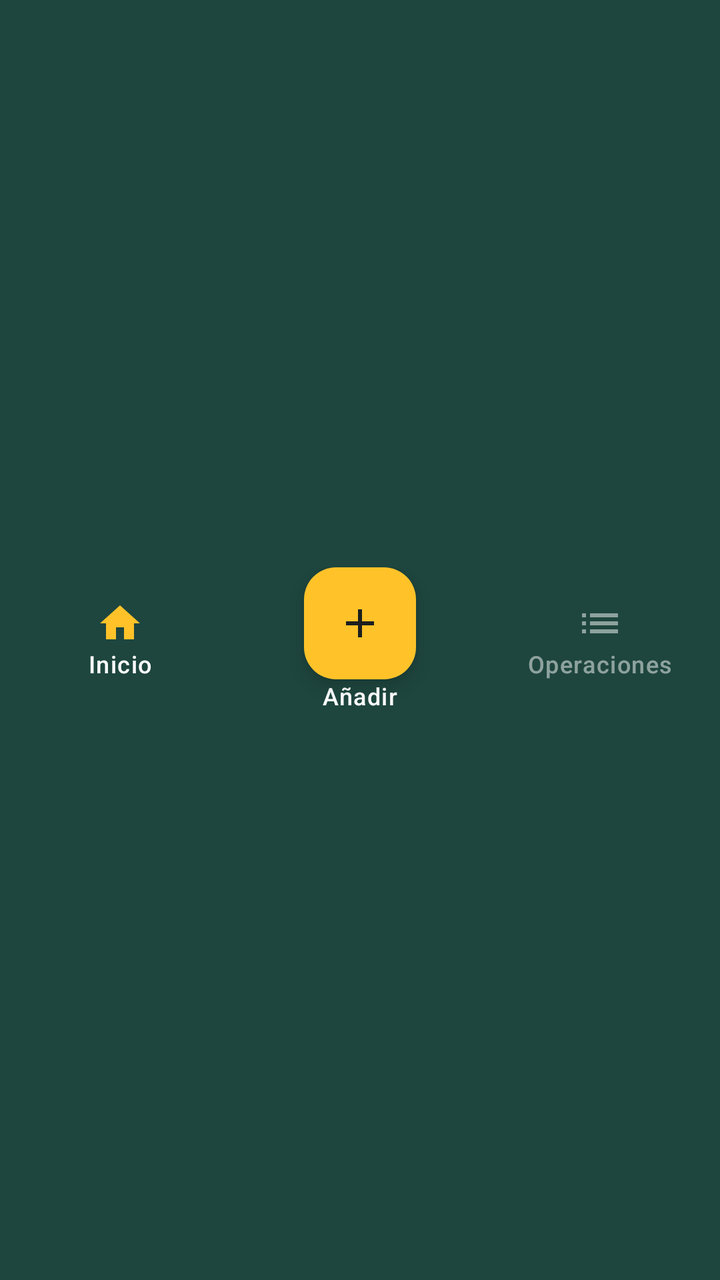
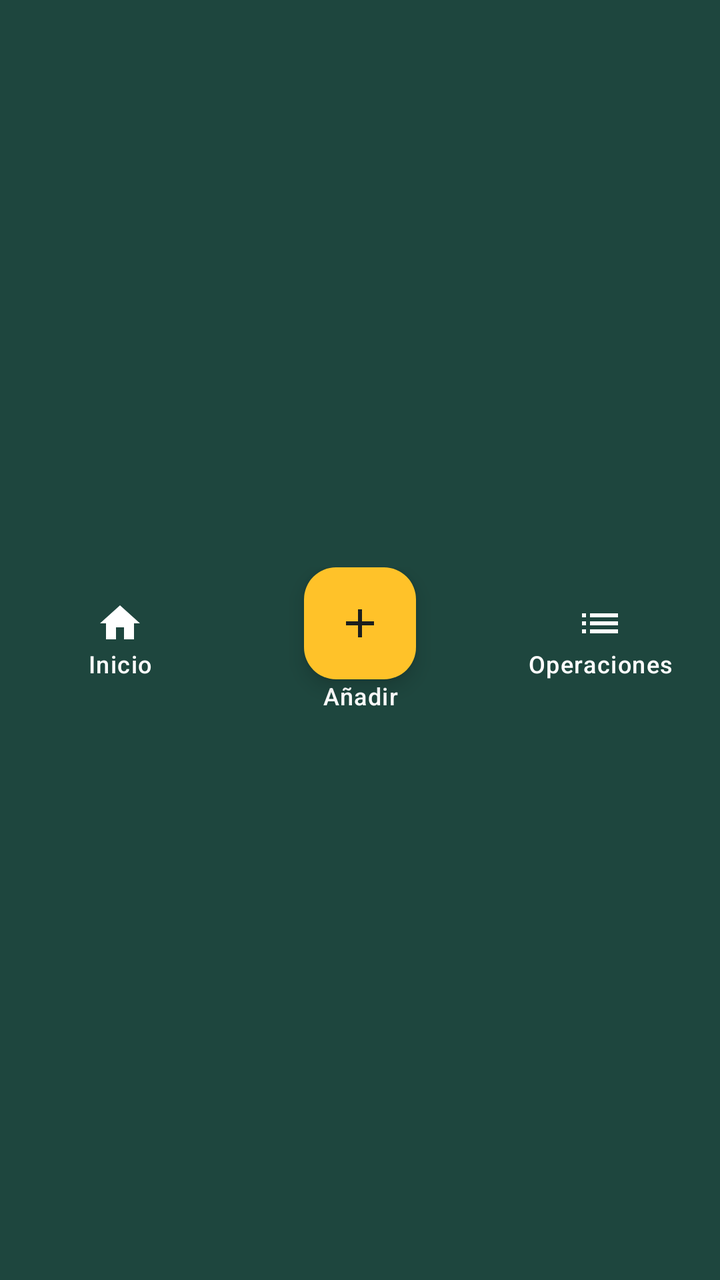

The first picture is an Android layout as it rendered before a commit; the second is the same layout after the commit. The layout source and the unified diff follow.
<!-- AndroidManifest.xml: application theme Theme.Finanzas -->
<!-- res/layout/barra_navegacion.xml -->
<?xml version="1.0" encoding="utf-8"?>
<LinearLayout xmlns:android="http://schemas.android.com/apk/res/android"
    xmlns:app="http://schemas.android.com/apk/res-auto"
    android:layout_width="match_parent"
    android:layout_height="wrap_content"
    android:background="@color/color_cabecera"
    android:baselineAligned="false"
    android:gravity="center_vertical"
    android:orientation="horizontal"
    android:paddingTop="6dp"
    android:paddingBottom="6dp">

    <LinearLayout
        android:id="@+id/botonIrInicio"
        android:layout_width="0dp"
        android:layout_height="wrap_content"
        android:layout_weight="1"
        android:background="?attr/selectableItemBackgroundBorderless"
        android:clickable="true"
        android:focusable="true"
        android:gravity="center"
        android:minHeight="56dp"
        android:orientation="vertical">

        <ImageView
            android:layout_width="24dp"
            android:layout_height="24dp"
            android:importantForAccessibility="no"
            android:src="@drawable/ic_inicio"
            app:tint="@color/color_acento" />

        <TextView
            android:layout_width="wrap_content"
            android:layout_height="wrap_content"
            android:text="@string/nav_inicio"
            android:textAppearance="?attr/textAppearanceLabelMedium"
            android:textColor="@color/color_sobre_cabecera" />
    </LinearLayout>

    <LinearLayout
        android:layout_width="0dp"
        android:layout_height="wrap_content"
        android:layout_weight="1"
        android:gravity="center"
        android:orientation="vertical">

        <com.google.android.material.floatingactionbutton.FloatingActionButton
            android:id="@+id/botonAgregarMovimiento"
            android:layout_width="wrap_content"
            android:layout_height="wrap_content"
            android:contentDescription="@string/agregar_movimiento"
            app:backgroundTint="@color/color_acento"
            app:fabSize="mini"
            app:srcCompat="@drawable/ic_agregar"
            app:tint="@color/color_sobre_acento" />

        <TextView
            android:layout_width="wrap_content"
            android:layout_height="wrap_content"
            android:importantForAccessibility="no"
            android:text="@string/nav_agregar"
            android:textAppearance="?attr/textAppearanceLabelMedium"
            android:textColor="@color/color_sobre_cabecera" />
    </LinearLayout>

    <LinearLayout
        android:id="@+id/botonIrOperaciones"
        android:layout_width="0dp"
        android:layout_height="wrap_content"
        android:layout_weight="1"
        android:alpha="0.5"
        android:contentDescription="@string/nav_operaciones_pendiente"
        android:enabled="false"
        android:gravity="center"
        android:minHeight="56dp"
        android:orientation="vertical">

        <ImageView
            android:layout_width="24dp"
            android:layout_height="24dp"
            android:importantForAccessibility="no"
            android:src="@drawable/ic_operaciones"
            app:tint="@color/color_sobre_cabecera" />

        <TextView
            android:layout_width="wrap_content"
            android:layout_height="wrap_content"
            android:importantForAccessibility="no"
            android:text="@string/nav_operaciones"
            android:textAppearance="?attr/textAppearanceLabelMedium"
            android:textColor="@color/color_sobre_cabecera" />
    </LinearLayout>
</LinearLayout>
<!-- resources referenced by this layout -->
<resources>
  <color name="color_acento">#FFC229</color>
  <color name="color_cabecera">#1E463E</color>
  <color name="color_sobre_acento">#1B1F1E</color>
  <color name="color_sobre_cabecera">#FFFFFF</color>
  <!-- drawable ic_agregar (drawable) -->
  <vector xmlns:android="http://schemas.android.com/apk/res/android"
      android:width="24dp" android:height="24dp" android:viewportWidth="24" android:viewportHeight="24">
      <path android:fillColor="@android:color/white" android:pathData="M19,13h-6v6h-2v-6H5v-2h6V5h2v6h6v2z" />
  </vector>
  <!-- drawable ic_inicio (drawable) -->
  <vector xmlns:android="http://schemas.android.com/apk/res/android"
      android:width="24dp" android:height="24dp" android:viewportWidth="24" android:viewportHeight="24">
      <path android:fillColor="@android:color/white" android:pathData="M10,20v-6h4v6h5v-8h3L12,3 2,12h3v8z" />
  </vector>
  <!-- drawable ic_operaciones (drawable) -->
  <vector xmlns:android="http://schemas.android.com/apk/res/android"
      android:width="24dp" android:height="24dp" android:viewportWidth="24" android:viewportHeight="24">
      <path android:fillColor="@android:color/white" android:pathData="M3,13h2v-2H3v2zM3,17h2v-2H3v2zM3,9h2V7H3v2zM7,13h14v-2H7v2zM7,17h14v-2H7v2zM7,7v2h14V7H7z" />
  </vector>
  <string name="agregar_movimiento">Añadir movimiento</string>
  <string name="nav_agregar">Añadir</string>
  <string name="nav_inicio">Inicio</string>
  <string name="nav_operaciones">Operaciones</string>
  <string name="nav_operaciones_pendiente">Operaciones, disponible en una próxima versión</string>
  <style name="Theme.Finanzas" parent="Theme.Material3.DayNight.NoActionBar">
          <item name="colorPrimary">@color/color_primario</item>
          <item name="colorOnPrimary">@color/color_sobre_primario</item>
          <item name="colorPrimaryContainer">@color/color_primario_contenedor</item>
          <item name="colorOnPrimaryContainer">@color/color_sobre_primario_contenedor</item>
          <item name="colorSecondary">@color/color_acento</item>
          <item name="colorOnSecondary">@color/color_sobre_acento</item>
          <item name="colorSecondaryContainer">@color/color_primario_contenedor</item>
          <item name="colorOnSecondaryContainer">@color/color_sobre_primario_contenedor</item>
          <item name="android:colorBackground">@color/color_fondo</item>
          <item name="colorSurface">@color/color_superficie</item>
          <item name="colorOnSurface">@color/color_texto</item>
          <item name="colorOnSurfaceVariant">@color/color_texto_secundario</item>
          <item name="colorOutline">@color/color_borde</item>
          <item name="colorError">@color/color_error</item>
          <item name="android:windowBackground">@color/color_fondo</item>
      </style>
  <color name="color_primario">#1E463E</color>
  <color name="color_sobre_primario">#FFFFFF</color>
  <color name="color_primario_contenedor">#CDE8E0</color>
  <color name="color_sobre_primario_contenedor">#0E2B25</color>
  <color name="color_fondo">#F2F5F3</color>
  <color name="color_superficie">#FFFFFF</color>
  <color name="color_texto">#1B1F1E</color>
  <color name="color_texto_secundario">#56615E</color>
  <color name="color_borde">#C4CCC9</color>
  <color name="color_error">#B3261E</color>
</resources>

<!-- the commit's change to res/layout/barra_navegacion.xml (unified diff, before → after) -->
@@ -23,18 +23,17 @@
         android:orientation="vertical">
 
         <ImageView
+            android:id="@+id/iconoIrInicio"
             android:layout_width="24dp"
             android:layout_height="24dp"
             android:importantForAccessibility="no"
             android:src="@drawable/ic_inicio"
-            app:tint="@color/color_acento" />
+            app:tint="@color/color_sobre_cabecera" />
 
         <TextView
-            android:layout_width="wrap_content"
-            android:layout_height="wrap_content"
-            android:text="@string/nav_inicio"
-            android:textAppearance="?attr/textAppearanceLabelMedium"
-            android:textColor="@color/color_sobre_cabecera" />
+            android:id="@+id/textoIrInicio"
+            style="@style/Widget.Finanzas.EtiquetaBarra"
+            android:text="@string/nav_inicio" />
     </LinearLayout>
 
     <LinearLayout
@@ -55,12 +54,9 @@
             app:tint="@color/color_sobre_acento" />
 
         <TextView
-            android:layout_width="wrap_content"
-            android:layout_height="wrap_content"
+            style="@style/Widget.Finanzas.EtiquetaBarra"
             android:importantForAccessibility="no"
-            android:text="@string/nav_agregar"
-            android:textAppearance="?attr/textAppearanceLabelMedium"
-            android:textColor="@color/color_sobre_cabecera" />
+            android:text="@string/nav_agregar" />
     </LinearLayout>
 
     <LinearLayout
@@ -68,14 +64,15 @@
         android:layout_width="0dp"
         android:layout_height="wrap_content"
         android:layout_weight="1"
-        android:alpha="0.5"
-        android:contentDescription="@string/nav_operaciones_pendiente"
-        android:enabled="false"
+        android:background="?attr/selectableItemBackgroundBorderless"
+        android:clickable="true"
+        android:focusable="true"
         android:gravity="center"
         android:minHeight="56dp"
         android:orientation="vertical">
 
         <ImageView
+            android:id="@+id/iconoIrOperaciones"
             android:layout_width="24dp"
             android:layout_height="24dp"
             android:importantForAccessibility="no"
@@ -83,11 +80,8 @@
             app:tint="@color/color_sobre_cabecera" />
 
         <TextView
-            android:layout_width="wrap_content"
-            android:layout_height="wrap_content"
-            android:importantForAccessibility="no"
-            android:text="@string/nav_operaciones"
-            android:textAppearance="?attr/textAppearanceLabelMedium"
-            android:textColor="@color/color_sobre_cabecera" />
+            android:id="@+id/textoIrOperaciones"
+            style="@style/Widget.Finanzas.EtiquetaBarra"
+            android:text="@string/nav_operaciones" />
     </LinearLayout>
 </LinearLayout>
<!-- resource entries referenced after the edit -->
@@ -23,7 +23,19 @@
   <string name="nav_agregar">Añadir</string>
   <string name="nav_inicio">Inicio</string>
   <string name="nav_operaciones">Operaciones</string>
-  <string name="nav_operaciones_pendiente">Operaciones, disponible en una próxima versión</string>
+  <style name="Widget.Finanzas.EtiquetaBarra" parent="">
+          <item name="android:layout_width">match_parent</item>
+          <item name="android:layout_height">wrap_content</item>
+          <item name="android:gravity">center</item>
+          <item name="android:maxLines">1</item>
+          <item name="android:paddingStart">4dp</item>
+          <item name="android:paddingEnd">4dp</item>
+          <item name="android:textAppearance">?attr/textAppearanceLabelMedium</item>
+          <item name="android:textColor">@color/color_sobre_cabecera</item>
+          <item name="autoSizeTextType">uniform</item>
+          <item name="autoSizeMinTextSize">9sp</item>
+          <item name="autoSizeMaxTextSize">12sp</item>
+      </style>
   <style name="Theme.Finanzas" parent="Theme.Material3.DayNight.NoActionBar">
           <item name="colorPrimary">@color/color_primario</item>
           <item name="colorOnPrimary">@color/color_sobre_primario</item>
